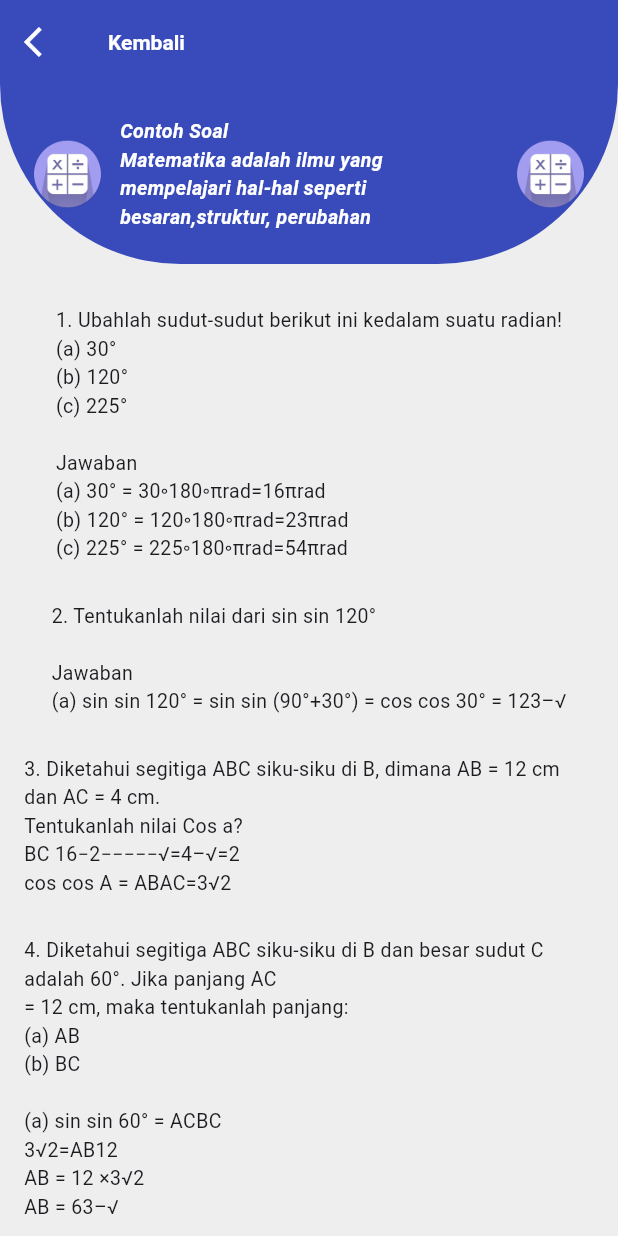
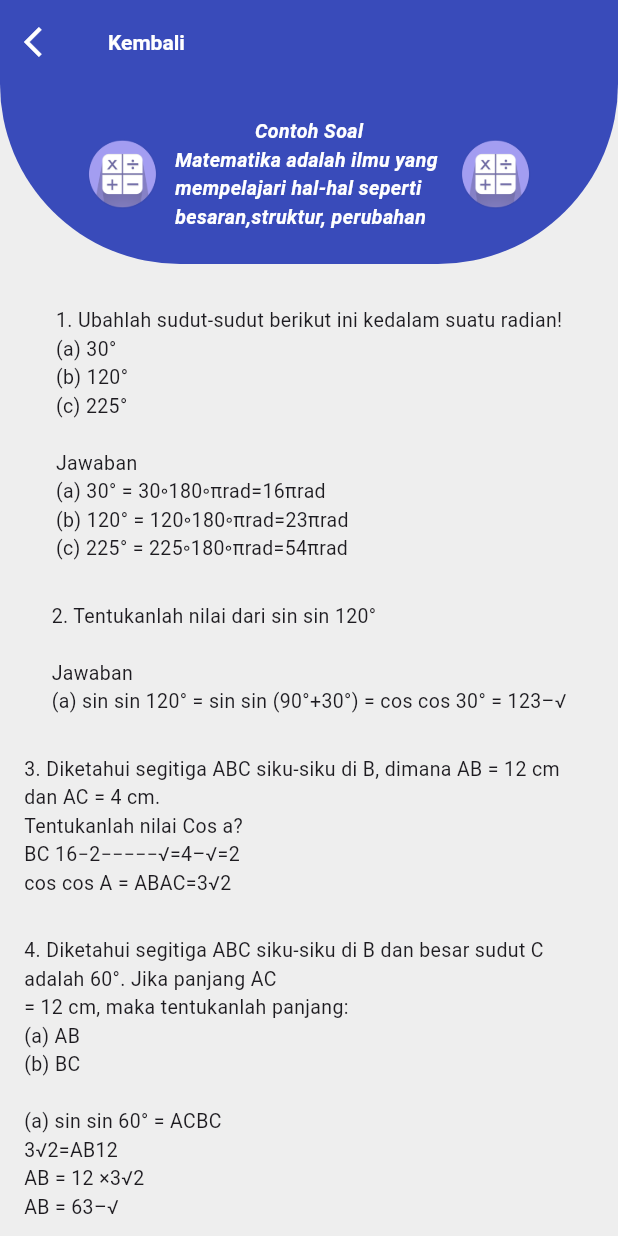
Before and after one commit to TeguhYasti/studyteachkel3, a Flutter app: the ContohSoal screen opened directly, on a phone screen of 412 x 824 dp. Run offline on Flutter 3.47's test engine with Material 3 defaults, Android fonts, the phone set to English and light mode, and no system bars.

Commit message:
Update contohsoal.dart

```diff
--- a/lib/contohsoal.dart
+++ b/lib/contohsoal.dart
@@ -49,6 +49,7 @@ class _ContohSoalState extends State<ContohSoal> {
               child: Padding(
   padding: const EdgeInsets.all(20.0),
   child: Row(
+    mainAxisAlignment: MainAxisAlignment.center, // Memusatkan Row secara horizontal
     children: [
       Image.asset(
         'lib/assets/math.png',
@@ -57,9 +58,10 @@ class _ContohSoalState extends State<ContohSoal> {
         fit: BoxFit.contain,
       ),
       SizedBox(width: 10),
-                    Column(
+      Center( // Menambah Center di sini
+        child: Column(
           mainAxisAlignment: MainAxisAlignment.center,
-                      crossAxisAlignment: CrossAxisAlignment.start,
+          crossAxisAlignment: CrossAxisAlignment.center,
           children: [
             Text(
               'Contoh Soal',
@@ -81,7 +83,8 @@ class _ContohSoalState extends State<ContohSoal> {
             ),
           ],
         ),
-                    Spacer(),
+      ),
+      SizedBox(width: 10), // Tambahkan SizedBox jika diperlukan
       Image.asset(
         'lib/assets/math.png',
         width: 50,
@@ -91,6 +94,7 @@ class _ContohSoalState extends State<ContohSoal> {
     ],
   ),
 ),
+
             ),
             SizedBox(height: 20),
             Padding(
```
Lines whose indentation alone changed are shown as unchanged.
